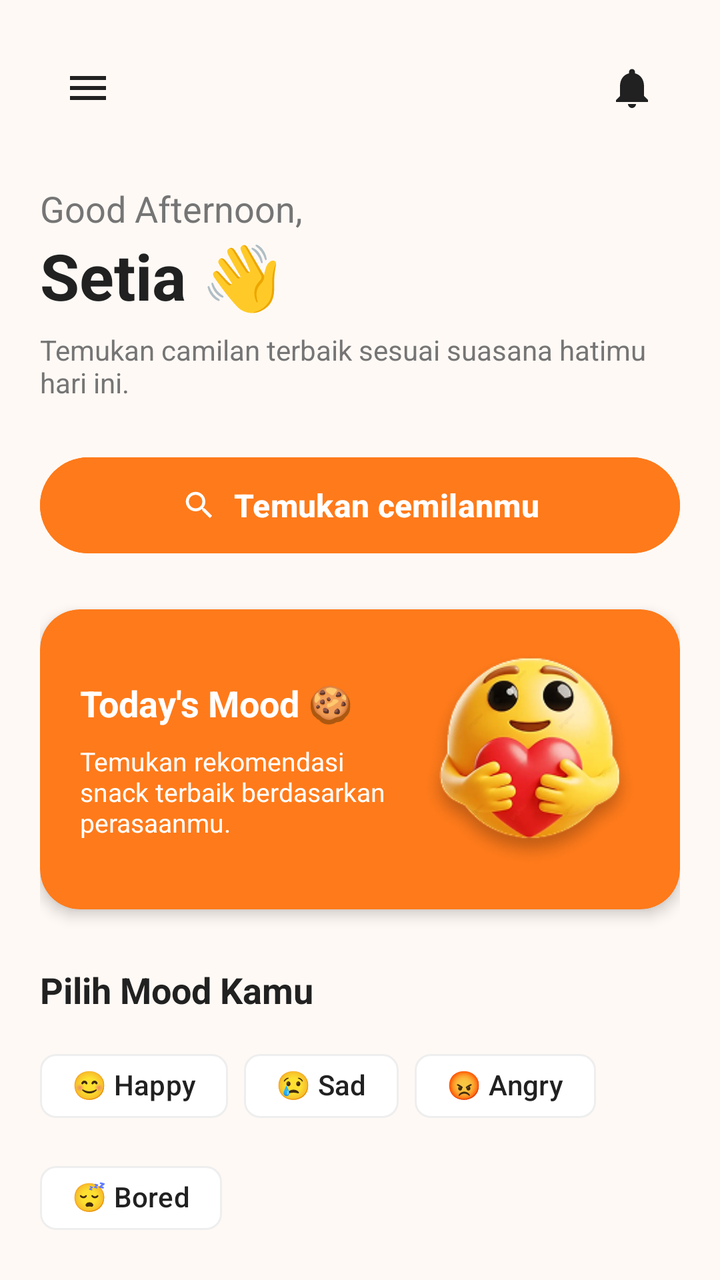
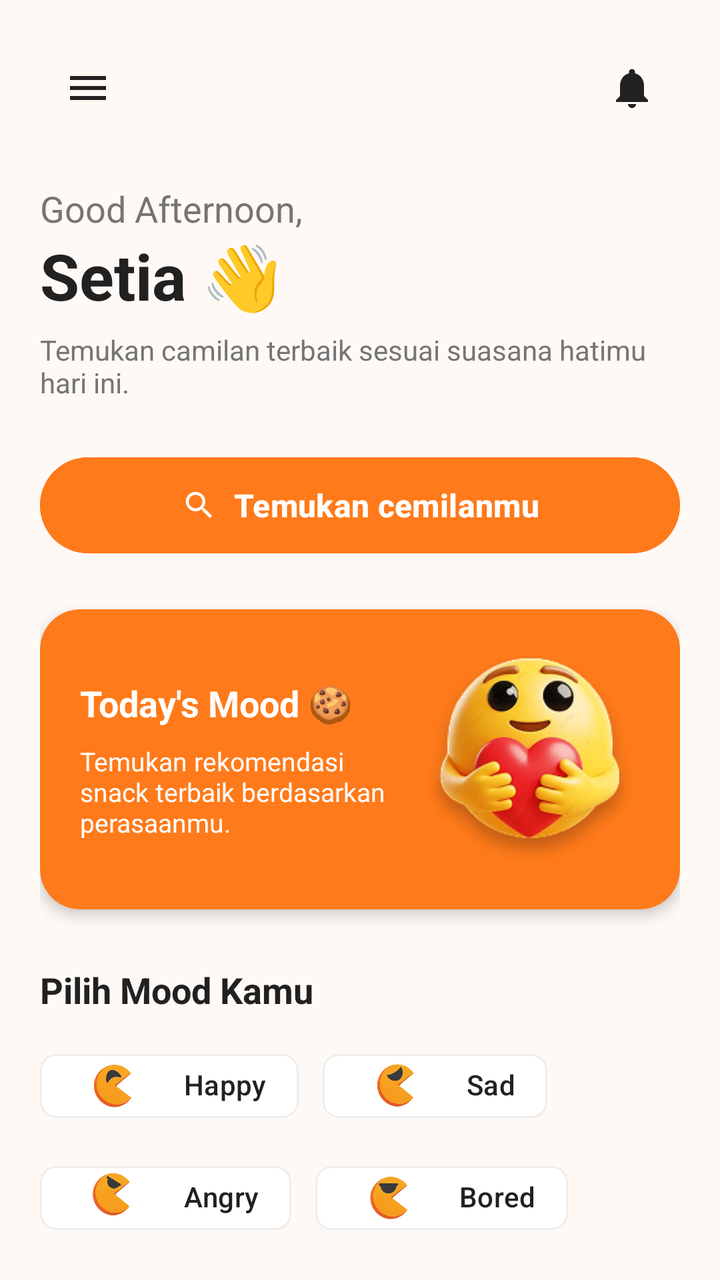

The first picture is an Android layout as it rendered before a commit; the second is the same layout after the commit. The layout source and the unified diff follow.
<!-- AndroidManifest.xml: application theme Theme.Cemil_feels -->
<!-- res/layout/activity_home.xml -->
<?xml version="1.0" encoding="utf-8"?>
<androidx.core.widget.NestedScrollView
    xmlns:android="http://schemas.android.com/apk/res/android"
    xmlns:app="http://schemas.android.com/apk/res-auto"
    android:layout_width="match_parent"
    android:layout_height="match_parent"
    android:fillViewport="true"
    android:background="#FFF9F5">

    <LinearLayout
        android:layout_width="match_parent"
        android:layout_height="wrap_content"
        android:orientation="vertical"
        android:padding="20dp">

        
        
        

        <LinearLayout
            android:layout_width="match_parent"
            android:layout_height="wrap_content"
            android:orientation="horizontal"
            android:gravity="center_vertical">

            <ImageButton
                android:id="@+id/btn_menu"
                android:layout_width="48dp"
                android:layout_height="48dp"
                android:background="?attr/selectableItemBackgroundBorderless"
                android:src="@drawable/ic_menu"
                app:tint="#212121"
                android:contentDescription="Menu"/>

            <View
                android:layout_width="0dp"
                android:layout_height="1dp"
                android:layout_weight="1"/>

            <ImageButton
                android:id="@+id/btn_notification"
                android:layout_width="48dp"
                android:layout_height="48dp"
                android:background="?attr/selectableItemBackgroundBorderless"
                android:src="@drawable/ic_bell"
                app:tint="#212121"
                android:contentDescription="Notification"/>

        </LinearLayout>

        
        
        

        <TextView
            android:layout_width="wrap_content"
            android:layout_height="wrap_content"
            android:text="Good Afternoon,"
            android:textColor="#757575"
            android:textSize="18sp"
            android:layout_marginTop="24dp"/>

        <TextView
            android:id="@+id/tvUsername"
            android:layout_width="wrap_content"
            android:layout_height="wrap_content"
            android:text="Setia 👋"
            android:textStyle="bold"
            android:textSize="32sp"
            android:textColor="#212121"/>

        <TextView
            android:layout_width="match_parent"
            android:layout_height="wrap_content"
            android:text="Temukan camilan terbaik sesuai suasana hatimu hari ini."
            android:textColor="#757575"
            android:textSize="14sp"
            android:layout_marginTop="6dp"/>

        
        
        

        <com.google.android.material.button.MaterialButton
            android:id="@+id/btn_search_snack"
            android:layout_width="match_parent"
            android:layout_height="56dp"
            android:layout_marginTop="24dp"
            android:backgroundTint="#FF7A1A"
            android:text="Temukan cemilanmu"
            android:textColor="@android:color/white"
            android:textSize="16sp"
            android:textStyle="bold"
            app:cornerRadius="28dp"
            app:icon="@drawable/ic_search"
            app:iconGravity="textStart"
            app:iconTint="@android:color/white" />

        
        
        

        <com.google.android.material.card.MaterialCardView
            android:layout_width="match_parent"
            android:layout_height="wrap_content"
            android:layout_marginTop="24dp"
            app:cardCornerRadius="20dp"
            app:cardElevation="4dp"
            app:strokeWidth="0dp"
            app:cardBackgroundColor="#FF7A1A">

            <LinearLayout
                android:layout_width="match_parent"
                android:layout_height="wrap_content"
                android:orientation="horizontal"
                android:padding="20dp"
                android:gravity="center_vertical">

                <LinearLayout
                    android:layout_width="0dp"
                    android:layout_height="wrap_content"
                    android:layout_weight="1"
                    android:orientation="vertical">

                    <TextView
                        android:layout_width="wrap_content"
                        android:layout_height="wrap_content"
                        android:text="Today's Mood 🍪"
                        android:textColor="@android:color/white"
                        android:textStyle="bold"
                        android:textSize="18sp"/>

                    <TextView
                        android:layout_width="wrap_content"
                        android:layout_height="wrap_content"
                        android:text="Temukan rekomendasi snack terbaik berdasarkan perasaanmu."
                        android:textColor="@android:color/white"
                        android:textSize="13sp"
                        android:layout_marginTop="8dp"/>

                </LinearLayout>

                <ImageView
                    android:layout_width="110dp"
                    android:layout_height="110dp"
                    android:src="@drawable/emot_home"
                    android:scaleType="fitCenter"/>

            </LinearLayout>
        </com.google.android.material.card.MaterialCardView>

        
        
        

        <TextView
            android:layout_width="wrap_content"
            android:layout_height="wrap_content"
            android:text="Pilih Mood Kamu"
            android:textStyle="bold"
            android:textSize="18sp"
            android:textColor="#212121"
            android:layout_marginTop="28dp"/>

        <com.google.android.material.chip.ChipGroup
            android:id="@+id/chipGroupMood"
            android:layout_width="match_parent"
            android:layout_height="wrap_content"
            android:layout_marginTop="12dp"
            app:singleSelection="true">

            <com.google.android.material.chip.Chip
                android:id="@+id/chipHappy"
                android:layout_width="wrap_content"
                android:layout_height="wrap_content"
                style="@style/Widget.Material3.Chip.Assist"
                app:chipBackgroundColor="#FFFFFF"
                app:chipStrokeColor="#EEEEEE"
                android:textColor="#212121"
                android:text="😊 Happy" />

            <com.google.android.material.chip.Chip
                android:id="@+id/chipSad"
                android:layout_width="wrap_content"
                android:layout_height="wrap_content"
                style="@style/Widget.Material3.Chip.Assist"
                app:chipBackgroundColor="#FFFFFF"
                app:chipStrokeColor="#EEEEEE"
                android:textColor="#212121"
                android:text="😢 Sad" />

            <com.google.android.material.chip.Chip
                android:id="@+id/chipAngry"
                android:layout_width="wrap_content"
                android:layout_height="wrap_content"
                style="@style/Widget.Material3.Chip.Assist"
                app:chipBackgroundColor="#FFFFFF"
                app:chipStrokeColor="#EEEEEE"
                android:textColor="#212121"
                android:text="😡 Angry" />

            <com.google.android.material.chip.Chip
                android:id="@+id/chipBored"
                android:layout_width="wrap_content"
                android:layout_height="wrap_content"
                style="@style/Widget.Material3.Chip.Assist"
                app:chipBackgroundColor="#FFFFFF"
                app:chipStrokeColor="#EEEEEE"
                android:textColor="#212121"
                android:text="😴 Bored" />

        </com.google.android.material.chip.ChipGroup>

        
        
        

        <LinearLayout
            android:layout_width="match_parent"
            android:layout_height="wrap_content"
            android:layout_marginTop="32dp"
            android:gravity="center_vertical"
            android:orientation="horizontal">

            <TextView
                android:layout_width="0dp"
                android:layout_height="wrap_content"
                android:layout_weight="1"
                android:text="🔥 Popular Snack"
                android:textColor="#212121"
                android:textSize="18sp"
                android:textStyle="bold"/>

            <TextView
                android:id="@+id/tvSeeAll"
                android:layout_width="wrap_content"
                android:layout_height="wrap_content"
                android:text="See All"
                android:textColor="#FF7A1A"
                android:textStyle="bold"
                android:textSize="14sp"/>

        </LinearLayout>

        
        <HorizontalScrollView
            android:layout_width="match_parent"
            android:layout_height="wrap_content"
            android:layout_marginTop="16dp"
            android:scrollbars="none"
            android:clipToPadding="false"
            android:paddingBottom="16dp">

            <LinearLayout
                android:layout_width="wrap_content"
                android:layout_height="wrap_content"
                android:orientation="horizontal">

                
                <com.google.android.material.card.MaterialCardView
                    android:layout_width="160dp"
                    android:layout_height="wrap_content"
                    android:layout_marginEnd="16dp"
                    app:cardCornerRadius="20dp"
                    app:cardElevation="4dp"
                    app:strokeWidth="0dp"
                    app:cardBackgroundColor="#FFFFFF">

                    <LinearLayout
                        android:layout_width="match_parent"
                        android:layout_height="wrap_content"
                        android:orientation="vertical"
                        android:padding="12dp">

                        <com.google.android.material.card.MaterialCardView
                            android:layout_width="match_parent"
                            android:layout_height="120dp"
                            app:cardCornerRadius="12dp"
                            app:cardElevation="0dp">
                            <ImageView
                                android:layout_width="match_parent"
                                android:layout_height="match_parent"
                                android:scaleType="centerCrop"
                                android:src="@drawable/basreng_stik"/>
                        </com.google.android.material.card.MaterialCardView>

                        <TextView
                            android:layout_width="wrap_content"
                            android:layout_height="wrap_content"
                            android:text="Basreng Pedas"
                            android:textStyle="bold"
                            android:textSize="15sp"
                            android:textColor="#212121"
                            android:layout_marginTop="12dp"/>

                        <TextView
                            android:layout_width="wrap_content"
                            android:layout_height="wrap_content"
                            android:text="⭐⭐⭐⭐⭐"
                            android:textColor="#F9A825"
                            android:textSize="12sp"
                            android:layout_marginTop="4dp"/>

                        <TextView
                            android:layout_width="wrap_content"
                            android:layout_height="wrap_content"
                            android:text="Rp12.000"
                            android:textStyle="bold"
                            android:textColor="#FF7A1A"
                            android:textSize="15sp"
                            android:layout_marginTop="8dp"/>

                    </LinearLayout>
                </com.google.android.material.card.MaterialCardView>

                
                <com.google.android.material.card.MaterialCardView
                    android:layout_width="160dp"
                    android:layout_height="wrap_content"
                    android:layout_marginEnd="16dp"
                    app:cardCornerRadius="20dp"
                    app:cardElevation="4dp"
                    app:strokeWidth="0dp"
                    app:cardBackgroundColor="#FFFFFF">

                    <LinearLayout
                        android:layout_width="match_parent"
                        android:layout_height="wrap_content"
                        android:orientation="vertical"
                        android:padding="12dp">

                        <com.google.android.material.card.MaterialCardView
                            android:layout_width="match_parent"
                            android:layout_height="120dp"
                            app:cardCornerRadius="12dp"
                            app:cardElevation="0dp">
                            <ImageView
                                android:layout_width="match_parent"
                                android:layout_height="match_parent"
                                android:scaleType="centerCrop"
                                android:src="@drawable/piscok_lumer_coklat"/>
                        </com.google.android.material.card.MaterialCardView>

                        <TextView
                            android:layout_width="wrap_content"
                            android:layout_height="wrap_content"
                            android:text="Piscok Lumer"
                            android:textStyle="bold"
                            android:textSize="15sp"
                            android:textColor="#212121"
                            android:layout_marginTop="12dp"/>

                        <TextView
                            android:layout_width="wrap_content"
                            android:layout_height="wrap_content"
                            android:text="⭐⭐⭐⭐⭐"
                            android:textColor="#F9A825"
                            android:textSize="12sp"
                            android:layout_marginTop="4dp"/>

                        <TextView
                            android:layout_width="wrap_content"
                            android:layout_height="wrap_content"
                            android:text="Rp15.000"
                            android:textStyle="bold"
                            android:textColor="#FF7A1A"
                            android:textSize="15sp"
                            android:layout_marginTop="8dp"/>

                    </LinearLayout>
                </com.google.android.material.card.MaterialCardView>

                
                <com.google.android.material.card.MaterialCardView
                    android:layout_width="160dp"
                    android:layout_height="wrap_content"
                    android:layout_marginEnd="16dp"
                    app:cardCornerRadius="20dp"
                    app:cardElevation="4dp"
                    app:strokeWidth="0dp"
                    app:cardBackgroundColor="#FFFFFF">

                    <LinearLayout
                        android:layout_width="match_parent"
                        android:layout_height="wrap_content"
                        android:orientation="vertical"
                        android:padding="12dp">

                        <com.google.android.material.card.MaterialCardView
                            android:layout_width="match_parent"
                            android:layout_height="120dp"
                            app:cardCornerRadius="12dp"
                            app:cardElevation="0dp">
                            <ImageView
                                android:layout_width="match_parent"
                                android:layout_height="match_parent"
                                android:scaleType="centerCrop"
                                android:src="@drawable/cireng_sambal_rujak"/>
                        </com.google.android.material.card.MaterialCardView>

                        <TextView
                            android:layout_width="wrap_content"
                            android:layout_height="wrap_content"
                            android:text="Cireng Rujak"
                            android:textStyle="bold"
                            android:textSize="15sp"
                            android:textColor="#212121"
                            android:layout_marginTop="12dp"/>

                        <TextView
                            android:layout_width="wrap_content"
                            android:layout_height="wrap_content"
                            android:text="⭐⭐⭐⭐⭐"
                            android:textColor="#F9A825"
                            android:textSize="12sp"
                            android:layout_marginTop="4dp"/>

                        <TextView
                            android:layout_width="wrap_content"
                            android:layout_height="wrap_content"
                            android:text="Rp14.000"
                            android:textStyle="bold"
                            android:textColor="#FF7A1A"
                            android:textSize="15sp"
                            android:layout_marginTop="8dp"/>

                    </LinearLayout>
                </com.google.android.material.card.MaterialCardView>

            </LinearLayout>
        </HorizontalScrollView>
    </LinearLayout>
</androidx.core.widget.NestedScrollView>
<!-- resources referenced by this layout -->
<resources>
  <!-- drawable basreng_stik: png bitmap (drawable, 32994 bytes) -->
  <!-- drawable cireng_sambal_rujak: jpeg bitmap (drawable, 39592 bytes) -->
  <!-- drawable emot_home: png bitmap (drawable, 41996 bytes) -->
  <!-- drawable ic_bell (drawable) -->
  <vector xmlns:android="http://schemas.android.com/apk/res/android"
      android:width="24dp"
      android:height="24dp"
      android:viewportWidth="24"
      android:viewportHeight="24">
    <path
        android:fillColor="#FFE05A1F"
        android:pathData="M12,22c1.1,0 2,-0.9 2,-2h-4c0,1.1 0.9,2 2,2zm6,-6v-5c0,-3.07 -1.63,-5.64 -4.5,-6.32V4c0,-0.83 -0.67,-1.5 -1.5,-1.5s-1.5,0.67 -1.5,1.5v0.68C7.64,5.36 6,7.92 6,11v5l-2,2v1h16v-1l-2,-2z"/>
  </vector>
  <!-- drawable ic_menu (drawable) -->
  <vector xmlns:android="http://schemas.android.com/apk/res/android"
      android:width="24dp"
      android:height="24dp"
      android:viewportWidth="24"
      android:viewportHeight="24">
    <path
        android:fillColor="#FF2C2C2C"
        android:pathData="M3,18h18v-2H3v2zm0,-5h18v-2H3v2zm0,-7v2h18V6H3z"/>
  </vector>
  <!-- drawable ic_search (drawable) -->
  <vector xmlns:android="http://schemas.android.com/apk/res/android"
      android:width="24dp"
      android:height="24dp"
      android:viewportWidth="24"
      android:viewportHeight="24">
    <path
        android:fillColor="@android:color/white"
        android:pathData="M15.5,14h-0.79l-0.28,-0.27C15.41,12.59 16,11.11 16,9.5 16,5.91 13.09,3 9.5,3S3,5.91 3,9.5 5.91,16 9.5,16c1.61,0 3.09,-0.59 4.23,-1.57l0.27,0.28v0.79l5,4.99L20.49,19l-4.99,-5zM9.5,14C7.01,14 5,11.99 5,9.5S7.01,5 9.5,5 14,7.01 14,9.5 11.99,14 9.5,14z"/>
  </vector>
  <!-- drawable piscok_lumer_coklat: jpeg bitmap (drawable, 26172 bytes) -->
  <style name="Theme.Cemil_feels" parent="Base.Theme.Cemil_feels" />
  <style name="Base.Theme.Cemil_feels" parent="Theme.Material3.DayNight.NoActionBar">
          
          
      </style>
</resources>

<!-- the commit's change to res/layout/activity_home.xml (unified diff, before → after) -->
@@ -167,6 +167,7 @@
             android:layout_width="match_parent"
             android:layout_height="wrap_content"
             android:layout_marginTop="12dp"
+            app:chipSpacingHorizontal="12dp"
             app:singleSelection="true">
 
             <com.google.android.material.chip.Chip
@@ -177,7 +178,11 @@
                 app:chipBackgroundColor="#FFFFFF"
                 app:chipStrokeColor="#EEEEEE"
                 android:textColor="#212121"
-                android:text="😊 Happy" />
+                android:text="Happy"
+                app:chipIcon="@drawable/hpy"
+                app:chipIconVisible="true"
+                app:chipIconSize="56dp"
+                app:chipIconTint="@null" />
 
             <com.google.android.material.chip.Chip
                 android:id="@+id/chipSad"
@@ -187,7 +192,11 @@
                 app:chipBackgroundColor="#FFFFFF"
                 app:chipStrokeColor="#EEEEEE"
                 android:textColor="#212121"
-                android:text="😢 Sad" />
+                android:text="Sad"
+                app:chipIcon="@drawable/sad"
+                app:chipIconVisible="true"
+                app:chipIconSize="56dp"
+                app:chipIconTint="@null" />
 
             <com.google.android.material.chip.Chip
                 android:id="@+id/chipAngry"
@@ -197,7 +206,11 @@
                 app:chipBackgroundColor="#FFFFFF"
                 app:chipStrokeColor="#EEEEEE"
                 android:textColor="#212121"
-                android:text="😡 Angry" />
+                android:text="Angry"
+                app:chipIcon="@drawable/mad"
+                app:chipIconVisible="true"
+                app:chipIconSize="56dp"
+                app:chipIconTint="@null" />
 
             <com.google.android.material.chip.Chip
                 android:id="@+id/chipBored"
@@ -207,7 +220,11 @@
                 app:chipBackgroundColor="#FFFFFF"
                 app:chipStrokeColor="#EEEEEE"
                 android:textColor="#212121"
-                android:text="😴 Bored" />
+                android:text="Bored"
+                app:chipIcon="@drawable/brng"
+                app:chipIconVisible="true"
+                app:chipIconSize="56dp"
+                app:chipIconTint="@null" />
 
         </com.google.android.material.chip.ChipGroup>
 
<!-- resource entries referenced after the edit -->
@@ -1,8 +1,10 @@
 <!-- resources referenced by this layout -->
 <resources>
   <!-- drawable basreng_stik: png bitmap (drawable, 32994 bytes) -->
+  <!-- drawable brng: png bitmap (drawable, 43036 bytes) -->
   <!-- drawable cireng_sambal_rujak: jpeg bitmap (drawable, 39592 bytes) -->
   <!-- drawable emot_home: png bitmap (drawable, 41996 bytes) -->
+  <!-- drawable hpy: png bitmap (drawable, 45169 bytes) -->
   <!-- drawable ic_bell (drawable) -->
   <vector xmlns:android="http://schemas.android.com/apk/res/android"
       android:width="24dp"
@@ -33,7 +35,9 @@
         android:fillColor="@android:color/white"
         android:pathData="M15.5,14h-0.79l-0.28,-0.27C15.41,12.59 16,11.11 16,9.5 16,5.91 13.09,3 9.5,3S3,5.91 3,9.5 5.91,16 9.5,16c1.61,0 3.09,-0.59 4.23,-1.57l0.27,0.28v0.79l5,4.99L20.49,19l-4.99,-5zM9.5,14C7.01,14 5,11.99 5,9.5S7.01,5 9.5,5 14,7.01 14,9.5 11.99,14 9.5,14z"/>
   </vector>
+  <!-- drawable mad: png bitmap (drawable, 43639 bytes) -->
   <!-- drawable piscok_lumer_coklat: jpeg bitmap (drawable, 26172 bytes) -->
+  <!-- drawable sad: png bitmap (drawable, 44025 bytes) -->
   <style name="Theme.Cemil_feels" parent="Base.Theme.Cemil_feels" />
   <style name="Base.Theme.Cemil_feels" parent="Theme.Material3.DayNight.NoActionBar">
           
